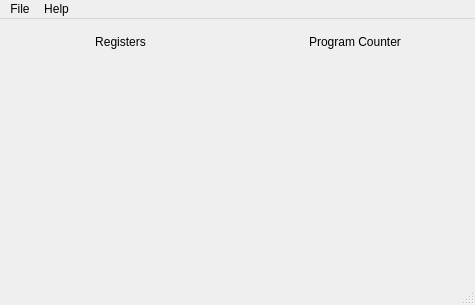
FizzyGalacticus/gbdynbintrans, file src/mainwindow.ui: the form before one commit.
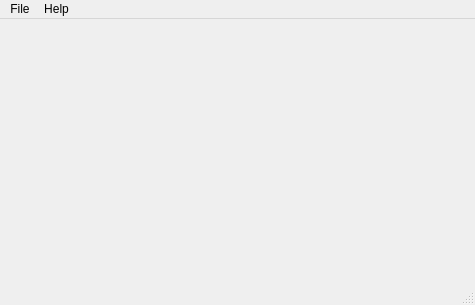
The form after the commit.

Commit message: Moved RegisterBank object from MainWindow to Cpu.

What changed in the file:
```diff
--- a/src/mainwindow.ui
+++ b/src/mainwindow.ui
@@ -16,63 +16,7 @@
   <widget class="QWidget" name="centralWidget">
    <layout class="QGridLayout" name="gridLayout_2">
     <item row="0" column="0">
-     <layout class="QVBoxLayout" name="verticalLayout" stretch="0">
-      <property name="leftMargin">
-       <number>5</number>
-      </property>
-      <property name="topMargin">
-       <number>5</number>
-      </property>
-      <property name="rightMargin">
-       <number>5</number>
-      </property>
-      <property name="bottomMargin">
-       <number>5</number>
-      </property>
-      <item>
-       <layout class="QGridLayout" name="gridLayout">
-        <item row="1" column="2">
-         <layout class="QVBoxLayout" name="programCounterLayout"/>
-        </item>
-        <item row="1" column="0">
-         <layout class="QVBoxLayout" name="registerLayout"/>
-        </item>
-        <item row="1" column="1">
-         <spacer name="verticalSpacer">
-          <property name="orientation">
-           <enum>Qt::Vertical</enum>
-          </property>
-          <property name="sizeHint" stdset="0">
-           <size>
-            <width>20</width>
-            <height>40</height>
-           </size>
-          </property>
-         </spacer>
-        </item>
-        <item row="0" column="2">
-         <widget class="QLabel" name="programCounterLabel">
-          <property name="text">
-           <string>Program Counter</string>
-          </property>
-          <property name="alignment">
-           <set>Qt::AlignCenter</set>
-          </property>
-         </widget>
-        </item>
-        <item row="0" column="0">
-         <widget class="QLabel" name="registerLabel">
-          <property name="text">
-           <string>Registers</string>
-          </property>
-          <property name="alignment">
-           <set>Qt::AlignCenter</set>
-          </property>
-         </widget>
-        </item>
-       </layout>
-      </item>
-     </layout>
+     <layout class="QVBoxLayout" name="centralLayout"/>
     </item>
    </layout>
   </widget>
```
Left out of the diff: 1 changed line with no effect on the pictures. The commit also changes 8 other files.
